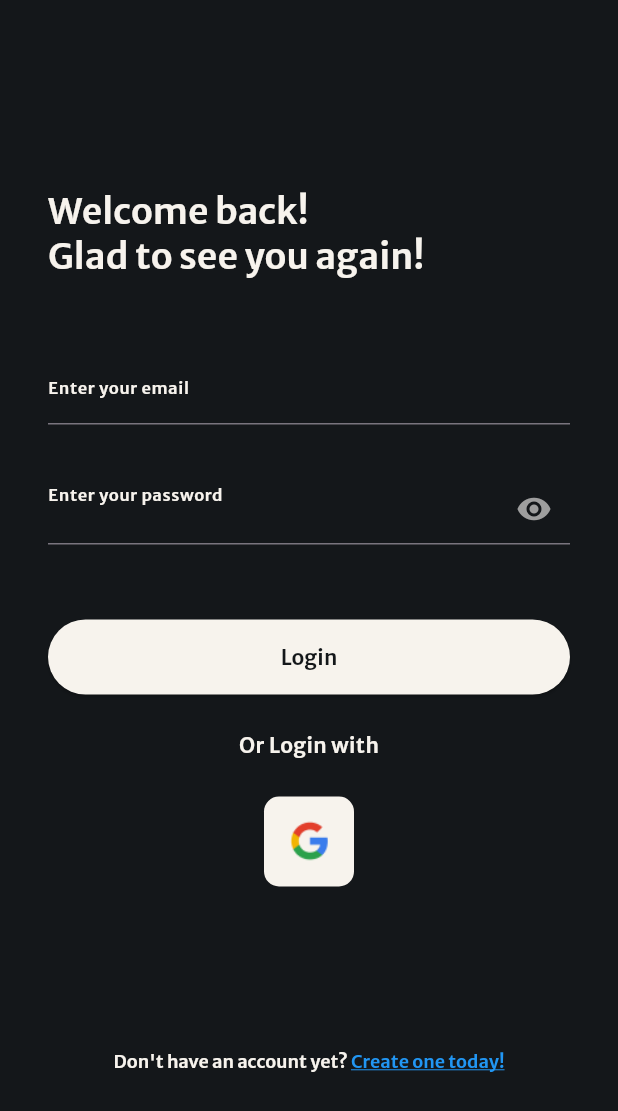
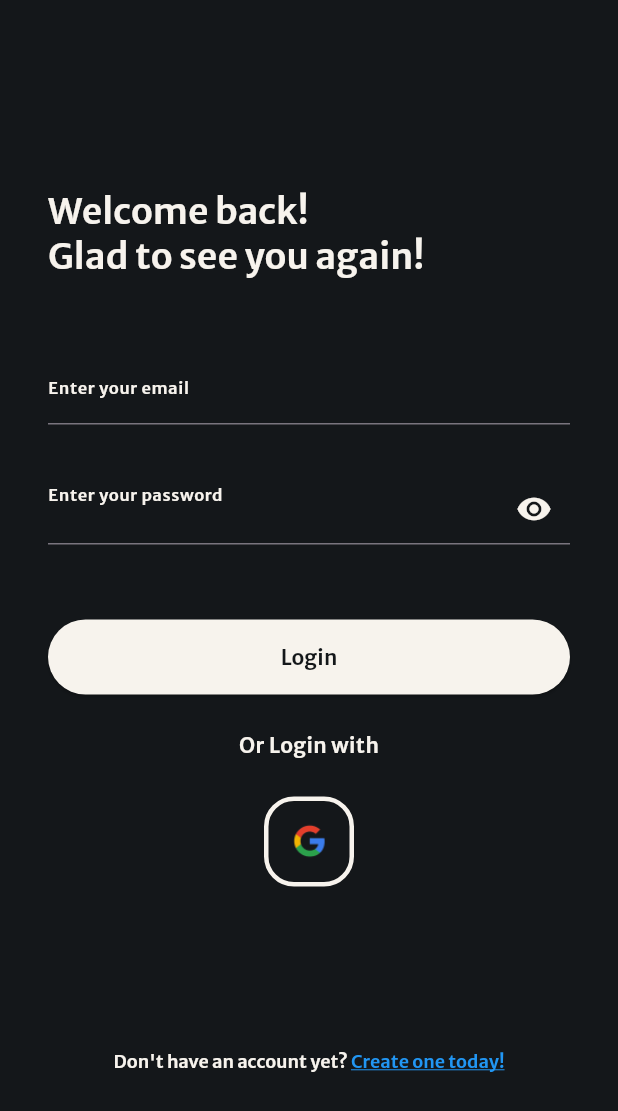
Before and after one commit to AdrianFu0329/Ascend_FYP, a Flutter app: the screen it shows after launch, on a phone screen of 412 x 824 dp. Shown: the top 1111 px of the screen. Run offline on Flutter 3.47's test engine with Material 3 defaults, Android fonts, the light colour scheme and no system bars; our stand-ins replace cloud_firestore, firebase_auth, firebase_core, firebase_storage, geocoding, geolocator and 1 more; accounts and stored records are empty.

Commit message:
welcome_screen Final Completed

```diff
--- a/lib/pages/welcome_screen.dart
+++ b/lib/pages/welcome_screen.dart
@@ -79,7 +79,7 @@ class _WelcomeScreenState extends State<WelcomeScreen> {
                     },
                     icon: Icon(
                       obscureText ? Icons.visibility : Icons.visibility_off,
-                      color: Colors.grey,
+                      color: const Color.fromRGBO(247, 243, 237, 1),
                     ),
                   ),
                 ),
@@ -104,14 +104,21 @@ class _WelcomeScreenState extends State<WelcomeScreen> {
               Row(
                 mainAxisAlignment: MainAxisAlignment.center,
                 children: [
-                  Container(
+                  SizedBox(
                     width: 60,
                     height: 60,
-                    decoration: BoxDecoration(
-                      borderRadius: BorderRadius.circular(10),
-                      color: const Color.fromRGBO(247, 243, 237, 1),
-                    ),
                     child: IconButton(
+                      style: ButtonStyle(
+                        shape:
+                            MaterialStateProperty.all<RoundedRectangleBorder>(
+                          RoundedRectangleBorder(
+                            borderRadius: BorderRadius.circular(20.0),
+                            side: const BorderSide(
+                                color: Color.fromRGBO(247, 243, 237, 1),
+                                width: 3.0),
+                          ),
+                        ),
+                      ),
                       onPressed: () async {
                         String message = await AuthService().signInWithGoogle();
                         ScaffoldMessenger.of(context).showSnackBar(
@@ -128,8 +135,8 @@ class _WelcomeScreenState extends State<WelcomeScreen> {
                       },
                       icon: Image.asset(
                         'lib/assets/images/google_logo.png',
-                        width: 30,
-                        height: 30,
+                        width: 25,
+                        height: 25,
                       ),
                     ),
                   ),
```
